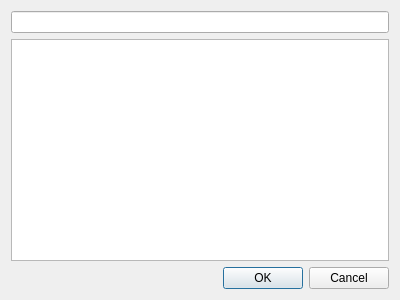
Before: the Qt Designer form SIM-VICUS/src/SVImportDxfDialog.ui in ghorwin/SIM-VICUS, drawn with Qt 5.
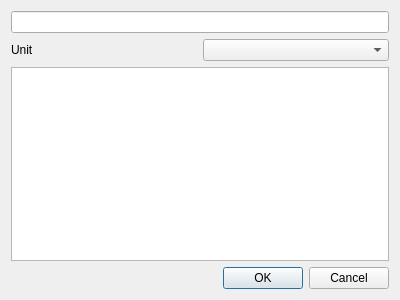
After: the same form once the commit is applied. Custom widgets are drawn as their Qt base class.

What changed in the file:
```diff
--- a/SIM-VICUS/src/SVImportDxfDialog.ui
+++ b/SIM-VICUS/src/SVImportDxfDialog.ui
@@ -17,6 +17,20 @@
    <item>
     <widget class="QtExt::BrowseFilenameWidget" name="lineEditFileName"/>
    </item>
+   <item>
+    <layout class="QHBoxLayout" name="horizontalLayout">
+     <item>
+      <widget class="QLabel" name="label">
+       <property name="text">
+        <string>Unit</string>
+       </property>
+      </widget>
+     </item>
+     <item>
+      <widget class="QComboBox" name="comboBoxUnit"/>
+     </item>
+    </layout>
+   </item>
    <item>
     <widget class="QPlainTextEdit" name="plainTextEditLogWindow"/>
    </item>
```
